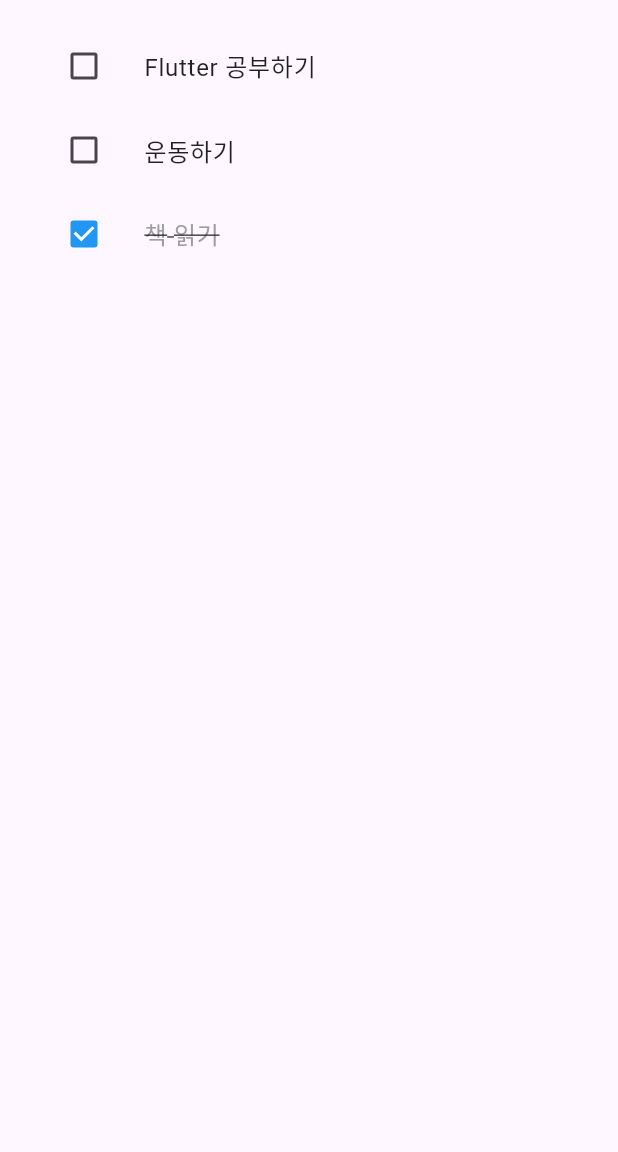
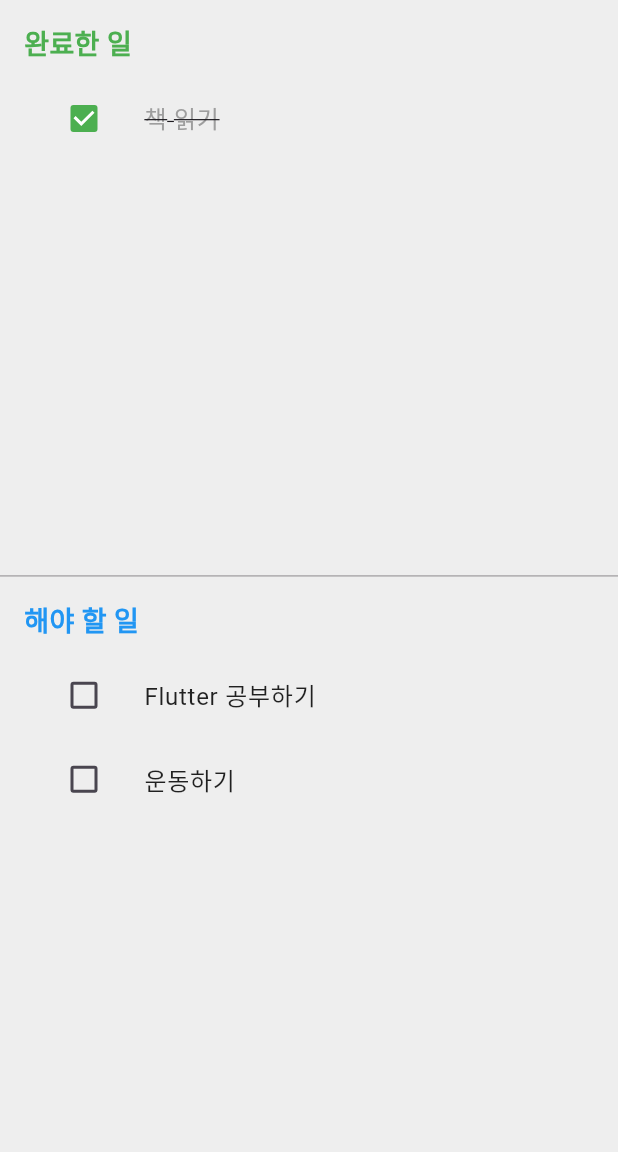
Before and after one commit to dev-hojung/flutter_scheduler, a Flutter app: the screen it shows after launch, after a tap on "오늘 할 일", on a phone screen of 412 x 824 dp, the part 84-1236 px from its top. Run offline on Flutter 3.47's test engine with Material 3 defaults, Android fonts, the phone set to English and light mode, and no system bars; drawn by our look-alikes of flutter_slidable; our stand-ins replace table_calendar.

Commit message:
feat: DailyPage 해야할일, 완료한일 분류

```diff
--- a/lib/screens/daily/daily.dart
+++ b/lib/screens/daily/daily.dart
@@ -1,5 +1,4 @@
 import 'package:flutter/material.dart';
-import 'package:flutter_slidable/flutter_slidable.dart';
 
 class DailyPage extends StatefulWidget {
   final String title;
@@ -20,12 +19,15 @@ class DailyPage extends StatefulWidget {
 }
 
 class _DailyPageState extends State<DailyPage> {
-  late List<Map<String, dynamic>> tasks;
+  late List<Map<String, dynamic>> completedTasks;
+  late List<Map<String, dynamic>> pendingTasks;
 
   @override
   void initState() {
     super.initState();
-    tasks = List<Map<String, dynamic>>.from(widget.tasks);
+    // 완료된 할 일과 완료되지 않은 할 일을 초기화
+    completedTasks = widget.tasks.where((task) => task["completed"] == true).toList();
+    pendingTasks = widget.tasks.where((task) => task["completed"] == false).toList();
   }
 
   @override
@@ -37,52 +39,75 @@ class _DailyPageState extends State<DailyPage> {
         leading: IconButton(
           icon: const Icon(Icons.arrow_back),
           onPressed: () {
-            widget.onUpdateTasks(tasks);
+            widget.onUpdateTasks([...completedTasks, ...pendingTasks]);
             Navigator.pop(context);
           },
         ),
       ),
-      body: tasks.isEmpty
-          ? const Center(
-              child: Text(
-                '할 일이 없습니다.',
-                style: TextStyle(fontSize: 18, color: Colors.black54),
+      body: Column(
+        children: [
+          Expanded(
+            child: _buildTaskList(
+              title: "완료한 일",
+              tasks: completedTasks,
+              color: Colors.green,
             ),
-            )
-          : ListView.builder(
-              padding: const EdgeInsets.all(16.0),
-              itemCount: tasks.length,
-              itemBuilder: (context, index) {
-                return _buildTaskItem(context, tasks[index], index);
-              },
+          ),
+          const Divider(height: 1, color: Colors.grey),
+          Expanded(
+            child: _buildTaskList(
+              title: "해야 할 일",
+              tasks: pendingTasks,
+              color: widget.color,
+            ),
+          ),
+        ],
       ),
     );
   }
 
-  Widget _buildTaskItem(BuildContext context, Map<String, dynamic> task, int index) {
-    return Padding(
-      padding: const EdgeInsets.symmetric(vertical: 4.0),
-      child: Slidable(
-        key: ValueKey(task),
-        endActionPane: ActionPane(
-          motion: const ScrollMotion(),
-          extentRatio: 0.2,
+  Widget _buildTaskList({required String title, required List<Map<String, dynamic>> tasks, required Color color}) {
+    return Container(
+      color: Colors.grey[200],
+      child: Padding(
+        padding: const EdgeInsets.all(16.0),
+        child: Column(
+          crossAxisAlignment: CrossAxisAlignment.start,
           children: [
-            CustomSlidableAction(
-              onPressed: (context) {
-                setState(() {
-                  tasks.removeAt(index); // 항목 삭제
-                });
+            Text(
+              title,
+              style: TextStyle(
+                fontSize: 18,
+                fontWeight: FontWeight.bold,
+                color: color,
+              ),
+            ),
+            const SizedBox(height: 8),
+            Expanded(
+              child: tasks.isEmpty
+                  ? const Center(
+                      child: Text(
+                        '항목이 없습니다.',
+                        style: TextStyle(fontSize: 16, color: Colors.black54),
+                      ),
+                    )
+                  : ListView.builder(
+                      itemCount: tasks.length,
+                      itemBuilder: (context, index) {
+                        final task = tasks[index];
+                        return _buildTaskItem(task, color);
                       },
-              backgroundColor: Colors.red,
-              child: Icon(
-                Icons.delete,
-                color: Colors.white,
-                size: 36.0,
                     ),
             ),
           ],
         ),
+      ),
+    );
+  }
+
+  Widget _buildTaskItem(Map<String, dynamic> task, Color color) {
+    return Padding(
+      padding: const EdgeInsets.symmetric(vertical: 4.0),
       child: ListTile(
         dense: true,
         leading: Checkbox(
@@ -90,9 +115,17 @@ class _DailyPageState extends State<DailyPage> {
           onChanged: (bool? value) {
             setState(() {
               task["completed"] = value ?? false;
+
+              if (task["completed"]) {
+                pendingTasks.remove(task);
+                completedTasks.add(task);
+              } else {
+                completedTasks.remove(task);
+                pendingTasks.add(task);
+              }
             });
           },
-            activeColor: widget.color,
+          activeColor: color,
         ),
         title: Text(
           task["title"],
@@ -103,7 +136,6 @@ class _DailyPageState extends State<DailyPage> {
           ),
         ),
       ),
-      ),
     );
   }
 }
```
Lines whose indentation alone changed are shown as unchanged.
